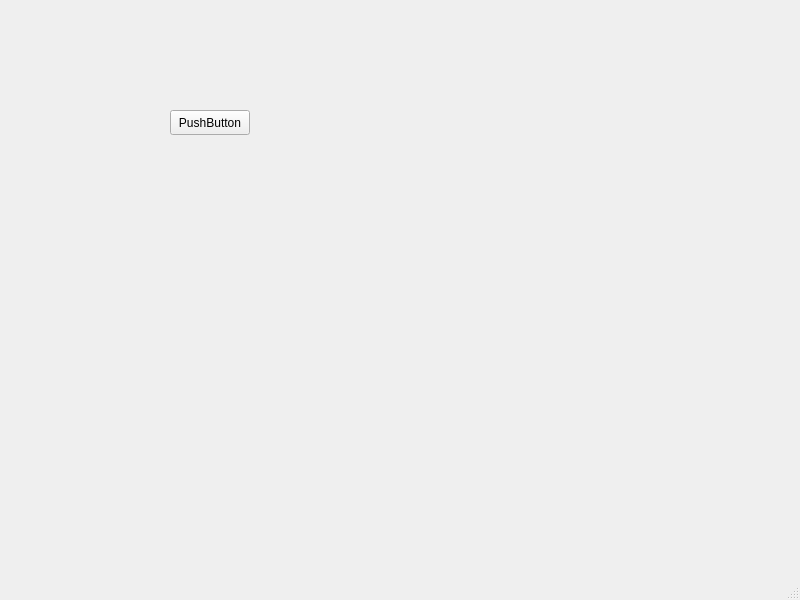
Qt form Forms/MainWindow.ui (AdrianoGoede/PassForge) before a commit.
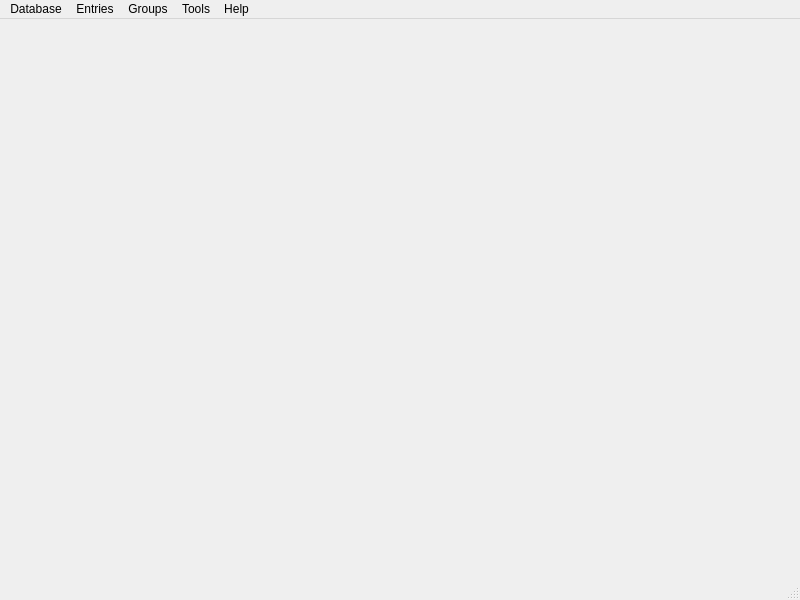
The same form after that commit.

Commit message: Modelled MainWindow menu bar and new database form

```diff
--- a/Forms/MainWindow.ui
+++ b/Forms/MainWindow.ui
@@ -13,22 +13,8 @@
   <property name="windowTitle">
    <string>MainWindow</string>
   </property>
-  <widget class="QWidget" name="centralwidget">
-   <widget class="QPushButton" name="pushButton">
-    <property name="geometry">
-     <rect>
-      <x>170</x>
-      <y>110</y>
-      <width>80</width>
-      <height>25</height>
-     </rect>
-    </property>
-    <property name="text">
-     <string>PushButton</string>
-    </property>
-   </widget>
-  </widget>
-  <widget class="QMenuBar" name="menubar">
+  <widget class="QWidget" name="centralwidget"/>
+  <widget class="QMenuBar" name="MainWindowMenubar">
    <property name="geometry">
     <rect>
      <x>0</x>
@@ -37,6 +23,65 @@
      <height>22</height>
     </rect>
    </property>
+   <widget class="QMenu" name="MainWindowMenubarMenuDatabase">
+    <property name="title">
+     <string>Database</string>
+    </property>
+    <addaction name="ActionDatabaseNew"/>
+    <addaction name="ActionDatabaseOpen"/>
+    <addaction name="ActionDatabaseSave"/>
+    <addaction name="ActionDatabaseSaveAs"/>
+    <addaction name="separator"/>
+    <addaction name="ActionDatabaseSettings"/>
+    <addaction name="ActionDatabaseClose"/>
+    <addaction name="separator"/>
+    <addaction name="ActionApplicationQuit"/>
+   </widget>
+   <widget class="QMenu" name="MainWindowMenubarMenuEntries">
+    <property name="title">
+     <string>Entries</string>
+    </property>
+    <addaction name="ActionEntryNew"/>
+    <addaction name="ActionEntryEdit"/>
+    <addaction name="ActionEntryDuplicate"/>
+    <addaction name="ActionEntryDelete"/>
+    <addaction name="separator"/>
+    <addaction name="ActionMoveEntryUp"/>
+    <addaction name="ActionMoveEntryDown"/>
+    <addaction name="separator"/>
+    <addaction name="ActionCopyEntryUsername"/>
+    <addaction name="ActionCopyEntryPassword"/>
+    <addaction name="ActionCopyEntryAttribute"/>
+    <addaction name="separator"/>
+    <addaction name="ActionPerfomEntryAutoType"/>
+   </widget>
+   <widget class="QMenu" name="MainWindowMenubarMenuGroups">
+    <property name="title">
+     <string>Groups</string>
+    </property>
+    <addaction name="ActionGroupNew"/>
+    <addaction name="ActionGroupEdit"/>
+    <addaction name="ActionGroupDuplicate"/>
+    <addaction name="ActionGroupDelete"/>
+   </widget>
+   <widget class="QMenu" name="MainWindowMenubarMenuTools">
+    <property name="title">
+     <string>Tools</string>
+    </property>
+    <addaction name="ActionToolsPasswordGenerator"/>
+    <addaction name="ActionToolsSettings"/>
+   </widget>
+   <widget class="QMenu" name="MainWindowMenubarMenuHelp">
+    <property name="title">
+     <string>Help</string>
+    </property>
+    <addaction name="ActionAboutPassForge"/>
+   </widget>
+   <addaction name="MainWindowMenubarMenuDatabase"/>
+   <addaction name="MainWindowMenubarMenuEntries"/>
+   <addaction name="MainWindowMenubarMenuGroups"/>
+   <addaction name="MainWindowMenubarMenuTools"/>
+   <addaction name="MainWindowMenubarMenuHelp"/>
   </widget>
   <widget class="QStatusBar" name="statusbar"/>
  </widget>
```
Left out of the diff: 122 changed lines with no effect on the pictures. The commit also changes 11 other files.
